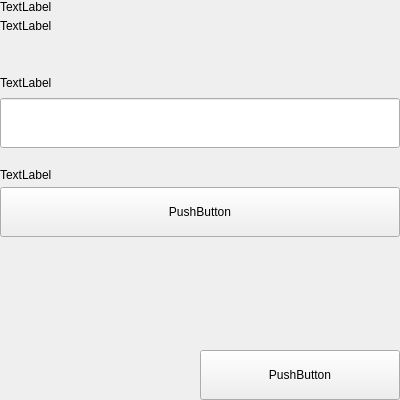
Above: src/qt/vitae/settings/forms/settingsbackupwallet.ui from VitaeTeam/Vitae before the change. Below: the same form after it.
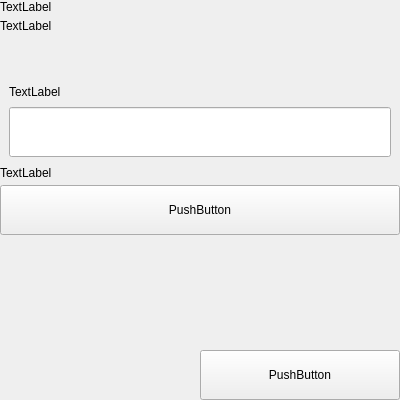
That is the form after the change.

Commit message:
settings backup screen connected.
# Conflicts:
#	src/qt/vitae/settings/settingsbackupwallet.cpp

What changed in the file:
```diff
--- a/src/qt/vitae/settings/forms/settingsbackupwallet.ui
+++ b/src/qt/vitae/settings/forms/settingsbackupwallet.ui
@@ -100,7 +100,8 @@
          </spacer>
         </item>
         <item>
-         <layout class="QHBoxLayout" name="horizontalLayout_6" stretch="2">
+         <widget class="QWidget" name="container_file_name" native="true">
+          <layout class="QHBoxLayout" name="container_name" stretch="2">
           <property name="spacing">
            <number>0</number>
           </property>
@@ -147,22 +148,7 @@
            </layout>
           </item>
          </layout>
-        </item>
-        <item>
-         <spacer name="verticalSpacer_3">
-          <property name="orientation">
-           <enum>Qt::Vertical</enum>
-          </property>
-          <property name="sizeType">
-           <enum>QSizePolicy::Fixed</enum>
-          </property>
-          <property name="sizeHint" stdset="0">
-           <size>
-            <width>20</width>
-            <height>20</height>
-           </size>
-          </property>
-         </spacer>
+         </widget>
         </item>
         <item>
          <layout class="QVBoxLayout" name="verticalLayout_9">
```
Lines whose indentation alone changed are shown as unchanged. The commit also changes 2 other files.
